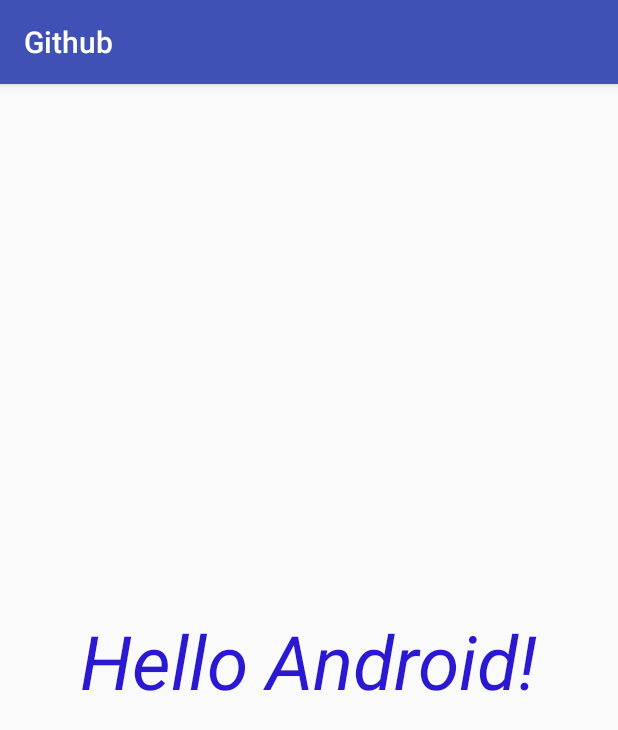
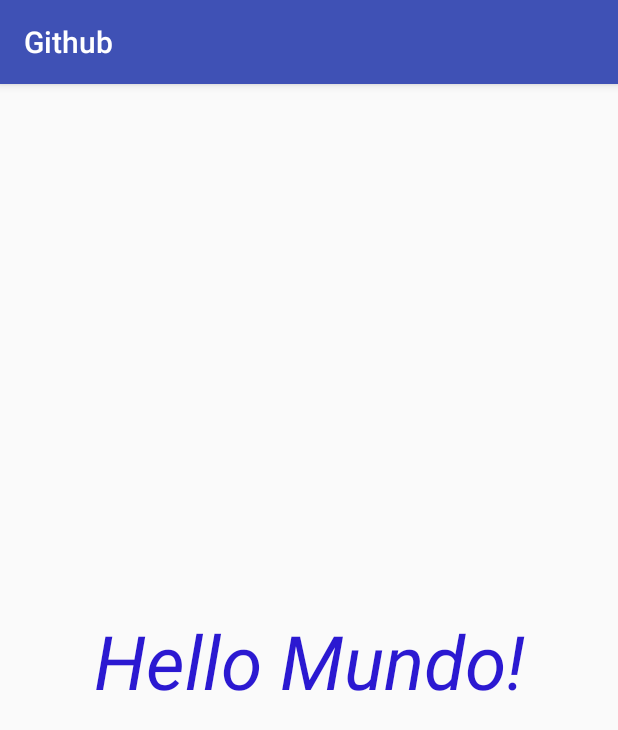
Before and after one commit to jmaykon/primerasubida, an Android app: the screen it shows after launch (MainActivity), on a phone screen of 412 x 824 dp. Shown: the top 730 px of the screen. Run offline under Robolectric (Android 15) with nearby library versions, the phone set to English and light mode, and no system bars.

```diff
--- a/app/src/main/res/layout/activity_main.xml
+++ b/app/src/main/res/layout/activity_main.xml
@@ -10,7 +10,7 @@
     <TextView
         android:layout_width="wrap_content"
         android:layout_height="wrap_content"
-        android:text="Hello Android!"
+        android:text="Hello Mundo!"
         app:layout_constraintBottom_toBottomOf="parent"
         app:layout_constraintLeft_toLeftOf="parent"
         app:layout_constraintRight_toRightOf="parent"
```
Also changed, not shown: 1 other file.
